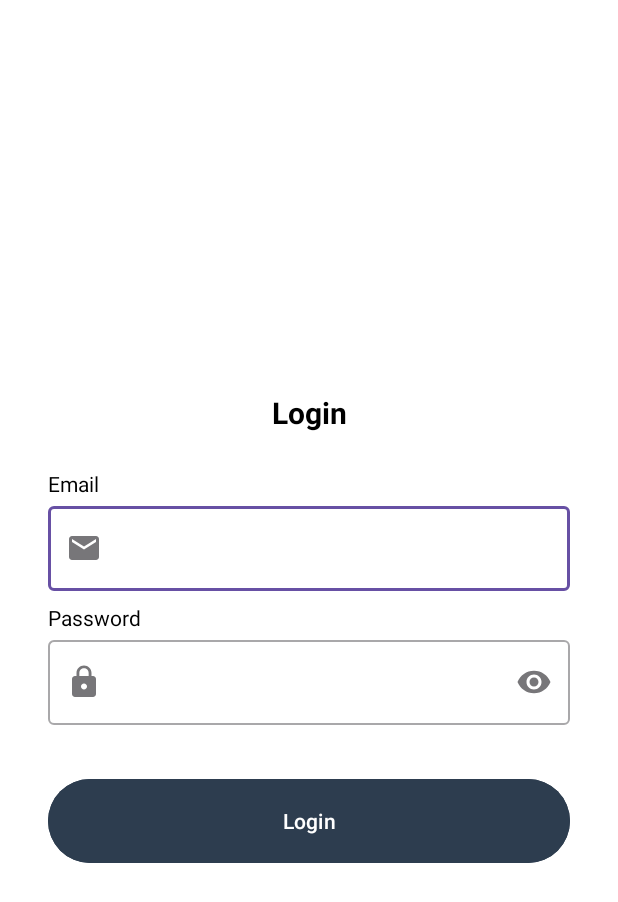
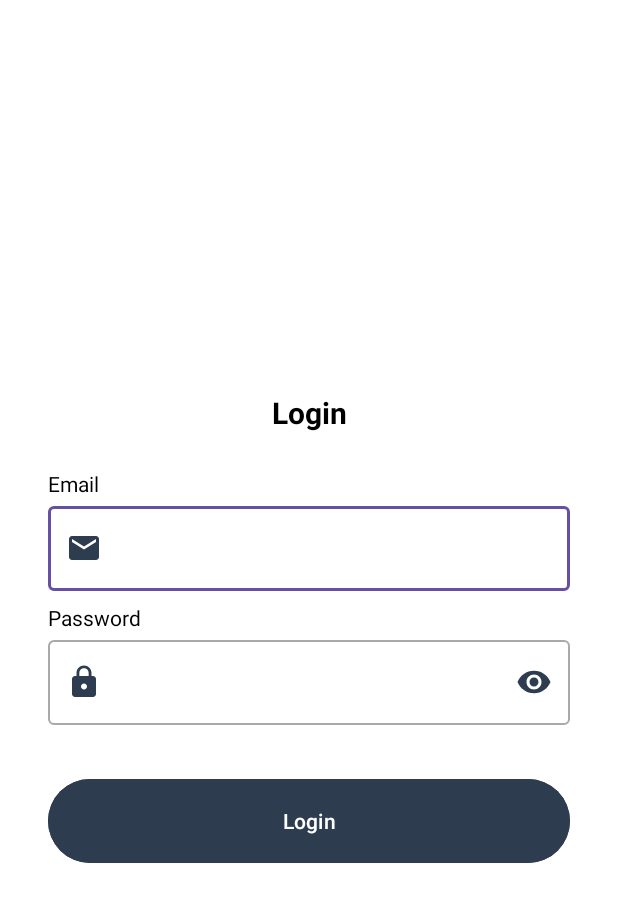
Before and after one commit to AkhmadGhafirin/login-sample-app, an Android app: the screen it shows after launch (LoginActivity), on a phone screen of 412 x 824 dp. Shown: the top 902 px of the screen. Run offline under Robolectric (Android 15) with nearby library versions, the phone set to English and light mode, and no system bars; our stand-ins replace Dagger/Hilt's generated code, paging.

Commit message:
add text color

```diff
--- a/app/src/main/res/drawable/baseline_lock_24.xml
+++ b/app/src/main/res/drawable/baseline_lock_24.xml
@@ -1,4 +1,4 @@
-<vector android:height="24dp" android:tint="#000000"
+<vector android:height="24dp" android:tint="#2D3D4F"
     android:viewportHeight="24" android:viewportWidth="24"
     android:width="24dp" xmlns:android="http://schemas.android.com/apk/res/android">
     <path android:fillColor="@android:color/white" android:pathData="M18,8h-1L17,6c0,-2.76 -2.24,-5 -5,-5S7,3.24 7,6v2L6,8c-1.1,0 -2,0.9 -2,2v10c0,1.1 0.9,2 2,2h12c1.1,0 2,-0.9 2,-2L20,10c0,-1.1 -0.9,-2 -2,-2zM12,17c-1.1,0 -2,-0.9 -2,-2s0.9,-2 2,-2 2,0.9 2,2 -0.9,2 -2,2zM15.1,8L8.9,8L8.9,6c0,-1.71 1.39,-3.1 3.1,-3.1 1.71,0 3.1,1.39 3.1,3.1v2z"/>
--- a/app/src/main/res/drawable/baseline_mail_24.xml
+++ b/app/src/main/res/drawable/baseline_mail_24.xml
@@ -1,4 +1,4 @@
-<vector android:height="24dp" android:tint="#000000"
+<vector android:height="24dp" android:tint="#2D3D4F"
     android:viewportHeight="24" android:viewportWidth="24"
     android:width="24dp" xmlns:android="http://schemas.android.com/apk/res/android">
     <path android:fillColor="@android:color/white" android:pathData="M20,4L4,4c-1.1,0 -1.99,0.9 -1.99,2L2,18c0,1.1 0.9,2 2,2h16c1.1,0 2,-0.9 2,-2L22,6c0,-1.1 -0.9,-2 -2,-2zM20,8l-8,5 -8,-5L4,6l8,5 8,-5v2z"/>
--- a/app/src/main/res/layout/activity_login.xml
+++ b/app/src/main/res/layout/activity_login.xml
@@ -32,6 +32,7 @@
             android:layout_marginTop="32dp"
             android:backgroundTint="@color/navy"
             android:text="@string/login"
+            android:textColor="@color/white"
             app:layout_constraintEnd_toEndOf="parent"
             app:layout_constraintStart_toStartOf="parent"
             app:layout_constraintTop_toBottomOf="@+id/etl_password" />
@@ -81,10 +82,12 @@
             android:layout_height="wrap_content"
             android:layout_marginEnd="32dp"
             android:layout_marginStart="32dp"
+            app:endIconTint="@color/navy"
             app:layout_constraintEnd_toEndOf="parent"
             app:layout_constraintStart_toStartOf="parent"
             app:layout_constraintTop_toBottomOf="@+id/tv_email"
-            app:startIconDrawable="@drawable/baseline_mail_24">
+            app:startIconDrawable="@drawable/baseline_mail_24"
+            app:startIconTint="@color/navy">
 
             <com.google.android.material.textfield.TextInputEditText
                 android:id="@+id/et_email"
@@ -92,7 +95,7 @@
                 android:layout_height="wrap_content"
                 android:ems="10"
                 android:inputType="textEmailAddress"
-                tools:ignore="SpeakableTextPresentCheck" />
+                android:textColor="@color/black" />
         </com.google.android.material.textfield.TextInputLayout>
 
         <com.google.android.material.textfield.TextInputLayout
@@ -103,17 +106,20 @@
             android:layout_marginEnd="32dp"
             android:layout_marginStart="32dp"
             app:endIconMode="password_toggle"
+            app:endIconTint="@color/navy"
             app:layout_constraintEnd_toEndOf="parent"
             app:layout_constraintStart_toStartOf="parent"
             app:layout_constraintTop_toBottomOf="@+id/tv_password"
-            app:startIconDrawable="@drawable/baseline_lock_24">
+            app:startIconDrawable="@drawable/baseline_lock_24"
+            app:startIconTint="@color/navy">
 
             <com.google.android.material.textfield.TextInputEditText
                 android:id="@+id/et_password"
                 android:layout_width="match_parent"
                 android:layout_height="wrap_content"
                 android:ems="10"
-                android:inputType="textPassword" />
+                android:inputType="textPassword"
+                android:textColor="@color/black" />
         </com.google.android.material.textfield.TextInputLayout>
     </androidx.constraintlayout.widget.ConstraintLayout>
 </androidx.constraintlayout.widget.ConstraintLayout>
--- a/app/src/main/res/values/dimens.xml
+++ b/app/src/main/res/values/dimens.xml
@@ -7,4 +7,5 @@
     <dimen name="dimen_60dp">60dp</dimen>
     <dimen name="dimen_18sp">18sp</dimen>
     <dimen name="dimen_0dp">0dp</dimen>
+    <dimen name="dimen_6dp">6dp</dimen>
 </resources>
```
Also changed, not shown: app/src/main/res/layout/view_user.xml (+8 -3 lines).
